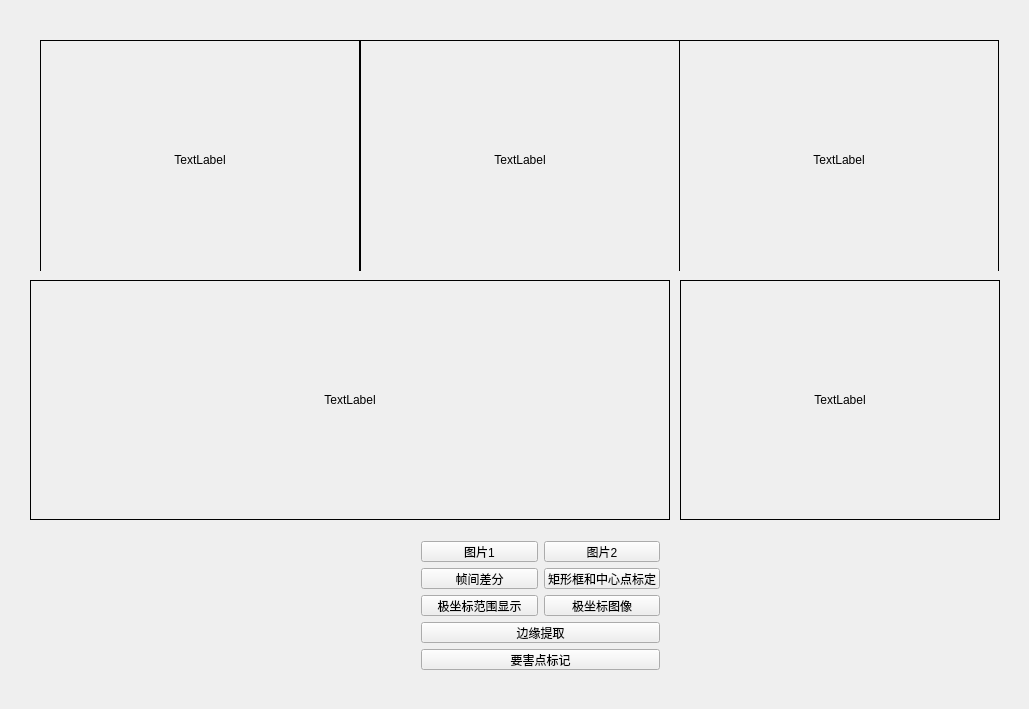
cg126/UAV2022, file UAV2022.ui: the form before one commit.
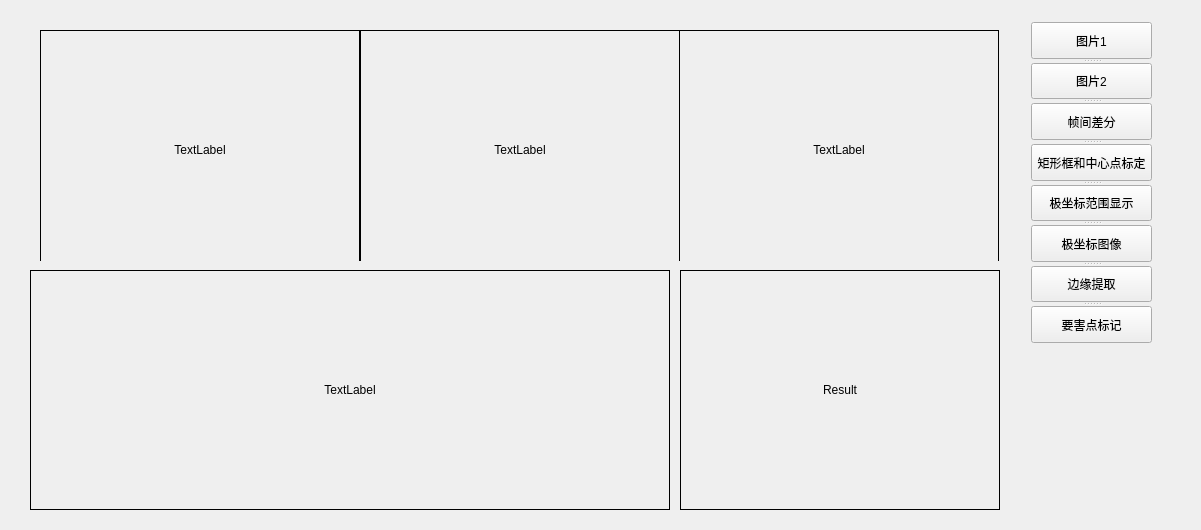
The form after the commit. Custom widgets are drawn as their Qt base class.

Commit message: 将所有Label提升为MyLabel，实现了第一个Label的放大缩小功能，其他Label不能放大缩小；调整Label显示相关图像的逻辑顺序；界面美化

Diff of the .ui file:
```diff
--- a/UAV2022.ui
+++ b/UAV2022.ui
@@ -6,8 +6,8 @@
    <rect>
     <x>0</x>
     <y>0</y>
-    <width>1029</width>
-    <height>709</height>
+    <width>1201</width>
+    <height>530</height>
    </rect>
   </property>
   <property name="windowTitle">
@@ -17,9 +17,9 @@
    <property name="geometry">
     <rect>
      <x>20</x>
-     <y>20</y>
+     <y>10</y>
      <width>1001</width>
-     <height>681</height>
+     <height>511</height>
     </rect>
    </property>
    <widget class="QLabel" name="label_4">
@@ -62,74 +62,6 @@
      <set>Qt::AlignCenter</set>
     </property>
    </widget>
-   <widget class="QWidget" name="layoutWidget">
-    <property name="geometry">
-     <rect>
-      <x>390</x>
-      <y>510</y>
-      <width>261</width>
-      <height>151</height>
-     </rect>
-    </property>
-    <layout class="QGridLayout" name="gridLayout_2">
-     <item row="6" column="0" colspan="2">
-      <widget class="QPushButton" name="pBt_Edge">
-       <property name="text">
-        <string>边缘提取</string>
-       </property>
-      </widget>
-     </item>
-     <item row="0" column="1">
-      <widget class="QPushButton" name="pBt_LoadImage_2">
-       <property name="text">
-        <string>图片2</string>
-       </property>
-      </widget>
-     </item>
-     <item row="4" column="0">
-      <widget class="QPushButton" name="pBt_PolarRange">
-       <property name="text">
-        <string>极坐标范围显示</string>
-       </property>
-      </widget>
-     </item>
-     <item row="2" column="1">
-      <widget class="QPushButton" name="pBt_Locate">
-       <property name="text">
-        <string>矩形框和中心点标定</string>
-       </property>
-      </widget>
-     </item>
-     <item row="4" column="1">
-      <widget class="QPushButton" name="pBt_Polar">
-       <property name="text">
-        <string>极坐标图像</string>
-       </property>
-      </widget>
-     </item>
-     <item row="0" column="0">
-      <widget class="QPushButton" name="pBt_LoadImage">
-       <property name="text">
-        <string>图片1</string>
-       </property>
-      </widget>
-     </item>
-     <item row="2" column="0">
-      <widget class="QPushButton" name="pBt_Diff">
-       <property name="text">
-        <string>帧间差分</string>
-       </property>
-      </widget>
-     </item>
-     <item row="7" column="0" colspan="2">
-      <widget class="QPushButton" name="pBt_Mark">
-       <property name="text">
-        <string>要害点标记</string>
-       </property>
-      </widget>
-     </item>
-    </layout>
-   </widget>
    <widget class="QWidget" name="layoutWidget">
     <property name="geometry">
      <rect>
@@ -248,15 +180,75 @@
      <enum>QFrame::Box</enum>
     </property>
     <property name="text">
-     <string>TextLabel</string>
+     <string>Result</string>
     </property>
     <property name="alignment">
      <set>Qt::AlignCenter</set>
     </property>
    </widget>
   </widget>
+  <widget class="QSplitter" name="splitter">
+   <property name="geometry">
+    <rect>
+     <x>1031</x>
+     <y>22</y>
+     <width>121</width>
+     <height>321</height>
+    </rect>
+   </property>
+   <property name="orientation">
+    <enum>Qt::Vertical</enum>
+   </property>
+   <widget class="QPushButton" name="pBt_LoadImage">
+    <property name="text">
+     <string>图片1</string>
+    </property>
+   </widget>
+   <widget class="QPushButton" name="pBt_LoadImage_2">
+    <property name="text">
+     <string>图片2</string>
+    </property>
+   </widget>
+   <widget class="QPushButton" name="pBt_Diff">
+    <property name="text">
+     <string>帧间差分</string>
+    </property>
+   </widget>
+   <widget class="QPushButton" name="pBt_Locate">
+    <property name="text">
+     <string>矩形框和中心点标定</string>
+    </property>
+   </widget>
+   <widget class="QPushButton" name="pBt_PolarRange">
+    <property name="text">
+     <string>极坐标范围显示</string>
+    </property>
+   </widget>
+   <widget class="QPushButton" name="pBt_Polar">
+    <property name="text">
+     <string>极坐标图像</string>
+    </property>
+   </widget>
+   <widget class="QPushButton" name="pBt_Edge">
+    <property name="text">
+     <string>边缘提取</string>
+    </property>
+   </widget>
+   <widget class="QPushButton" name="pBt_Mark">
+    <property name="text">
+     <string>要害点标记</string>
+    </property>
+   </widget>
+  </widget>
  </widget>
  <layoutdefault spacing="6" margin="11"/>
+ <customwidgets>
+  <customwidget>
+   <class>MyLabel</class>
+   <extends>QLabel</extends>
+   <header>mylabel.h</header>
+  </customwidget>
+ </customwidgets>
  <resources>
   <include location="UAV2022.qrc"/>
  </resources>
```
Left out of the diff: 10 changed lines with no effect on the pictures. The commit also changes 7 other files.
